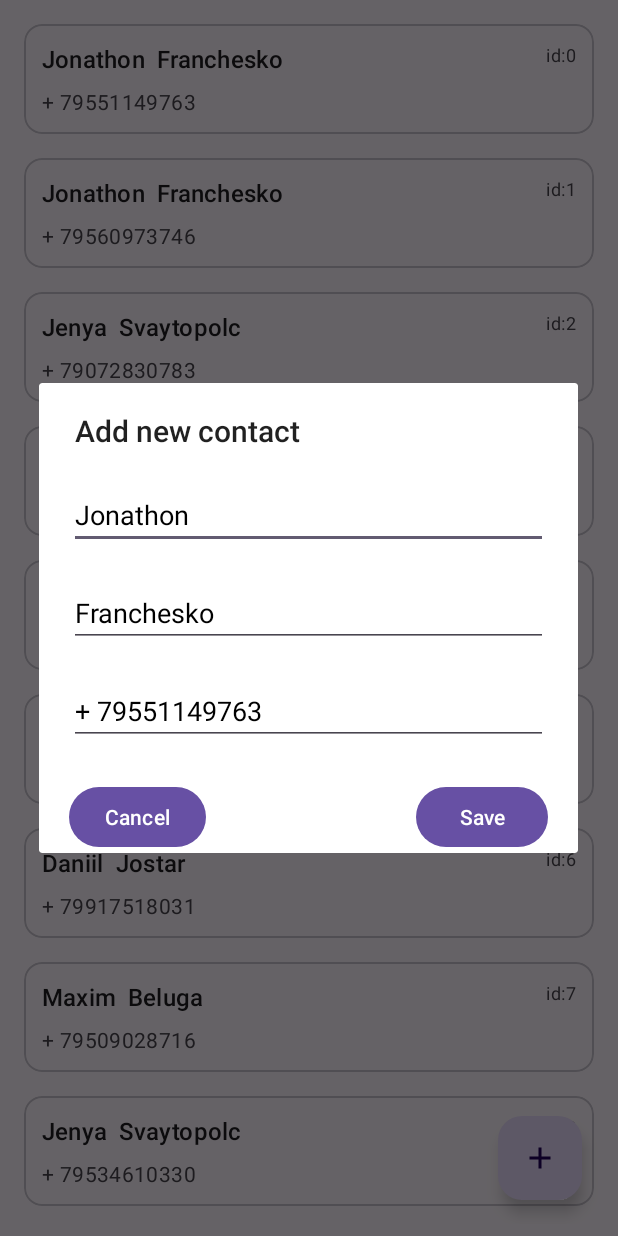
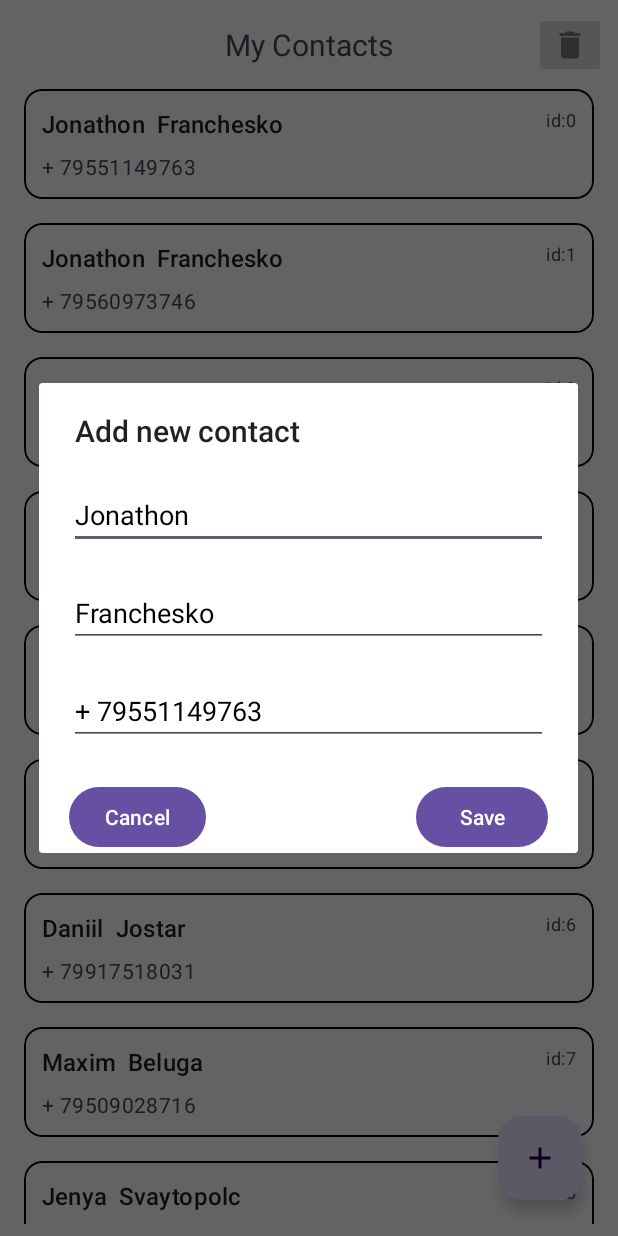
Before and after one commit to Sema-the-simon/Aston_intensiv_3, an Android app: the screen it shows after launch (MainActivity), after a tap on "id:0", on a phone screen of 412 x 824 dp. Run offline under Robolectric (Android 15) with nearby library versions, the phone set to English and light mode, and no system bars.

Commit message:
implement delete contact feature

```diff
--- a/app/src/main/java/com/example/aston_intensiv_3/model/Contact.kt
+++ b/app/src/main/java/com/example/aston_intensiv_3/model/Contact.kt
@@ -5,4 +5,5 @@ data class Contact(
     val name: String,
     val surname: String,
     val phoneNumber: String,
+    var isSelected: Boolean = false
 )
--- a/app/src/main/java/com/example/aston_intensiv_3/ui/AddContactFragment.kt
+++ b/app/src/main/java/com/example/aston_intensiv_3/ui/ChangeContactFragment.kt
@@ -7,7 +7,7 @@ import android.util.Log
 import android.view.LayoutInflater
 import androidx.fragment.app.DialogFragment
 import com.example.aston_intensiv_3.R
-import com.example.aston_intensiv_3.databinding.AddContactDialogBinding
+import com.example.aston_intensiv_3.databinding.ContactDialogBinding
 
 const val ADD_CONTACT_RESULT_KEY = "ADD_CONTACT_RESULT_KEY"
 const val EDIT_CONTACT_RESULT_KEY = "EDIT_CONTACT_RESULT_KEY"
@@ -15,19 +15,19 @@ const val BUNDLE_KEY_NAME = "BUNDLE_KEY_NAME"
 const val BUNDLE_KEY_SURNAME = "BUNDLE_KEY_SURNAME"
 const val BUNDLE_KEY_PHONE = "BUNDLE_KEY_PHONE"
 
-class AddContactFragment : DialogFragment() {
-    private var _binding: AddContactDialogBinding? = null
+class ChangeContactFragment : DialogFragment() {
+    private var _binding: ContactDialogBinding? = null
     private val binding get() = _binding!!
 
     override fun onCreateDialog(savedInstanceState: Bundle?): Dialog {
-        _binding = AddContactDialogBinding.inflate(LayoutInflater.from(context))
+        _binding = ContactDialogBinding.inflate(LayoutInflater.from(context))
         parentFragmentManager.setFragmentResultListener(
             EDIT_CONTACT_RESULT_KEY, requireActivity()
         ) { _, bundle ->
             val name = bundle.getString(BUNDLE_KEY_NAME).toString()
             val surname = bundle.getString(BUNDLE_KEY_SURNAME).toString()
             val phoneNumber = bundle.getString(BUNDLE_KEY_PHONE).toString()
-            Log.d("apptest", "get Bundle: name = $name surname = $surname")
+
             binding.apply {
                 etAddContactName.setText(name)
                 etAddContactSurname.setText(surname)
--- a/app/src/main/java/com/example/aston_intensiv_3/ui/MainActivity.kt
+++ b/app/src/main/java/com/example/aston_intensiv_3/ui/MainActivity.kt
@@ -16,8 +16,8 @@ const val EDIT_CONTACT_FRAGMENT_TAG = "EDIT_CONTACT_FRAGMENT_TAG"
 class MainActivity : AppCompatActivity() {
 
     private lateinit var binding: ActivityMainBinding
-    private val fragmentDialog = AddContactFragment()
     private val viewModel: MainViewModel by viewModels()
+
     private val adapter = ContactsAdapter() { model ->
         val bundle = Bundle().apply {
             putString(BUNDLE_KEY_NAME, model.name)
@@ -27,7 +27,7 @@ class MainActivity : AppCompatActivity() {
         supportFragmentManager.setFragmentResult(
             EDIT_CONTACT_RESULT_KEY, bundle
         )
-        AddContactFragment().show(supportFragmentManager, EDIT_CONTACT_FRAGMENT_TAG)
+        ChangeContactFragment().show(supportFragmentManager, EDIT_CONTACT_FRAGMENT_TAG)
         viewModel.changeStateTo(StateType.EDIT, model.id)
     }
 
@@ -53,8 +53,20 @@ class MainActivity : AppCompatActivity() {
     private fun setListeners() {
         binding.apply {
             fabAddContact.setOnClickListener {
-                fragmentDialog.show(supportFragmentManager, ADD_CONTACT_FRAGMENT_TAG)
+                ChangeContactFragment().show(supportFragmentManager, ADD_CONTACT_FRAGMENT_TAG)
                 viewModel.changeStateTo(StateType.ADD)
+            }
+
+            btnDeleteStart.setOnClickListener {
+                viewModel.toggleDeleteState()
+            }
+
+            btnDeleteSave.setOnClickListener {
+                viewModel.deleteSelected()
+            }
+
+            btnDeleteCancel.setOnClickListener {
+                viewModel.toggleDeleteState()
             }
         }
 
@@ -70,6 +82,13 @@ class MainActivity : AppCompatActivity() {
     }
 
     private fun updateUi(state: MainUiState) {
+        adapter.setStateType(state.stateType)
+        binding.apply {
+            btnDeleteStart.isEnabled = state.isDeleteStateButtonEnable
+            fabAddContact.visibility = state.addButtonVisibility
+            deleteGroup.visibility = state.deleteButtonsVisibility
 
+            tvTitle.text = getString(state.titleTextResId)
+        }
     }
 }
--- a/app/src/main/java/com/example/aston_intensiv_3/ui/recycler/ContactsAdapter.kt
+++ b/app/src/main/java/com/example/aston_intensiv_3/ui/recycler/ContactsAdapter.kt
@@ -1,5 +1,6 @@
 package com.example.aston_intensiv_3.ui.recycler
 
+import android.graphics.Color
 import android.view.LayoutInflater
 import android.view.ViewGroup
 import androidx.recyclerview.widget.ListAdapter
@@ -7,12 +8,20 @@ import androidx.recyclerview.widget.RecyclerView.ViewHolder
 import com.example.aston_intensiv_3.R
 import com.example.aston_intensiv_3.databinding.ContactItemBinding
 import com.example.aston_intensiv_3.model.Contact
+import com.example.aston_intensiv_3.ui.StateType
 
 class ContactsAdapter(
     private val onClickAction: (Contact) -> Unit
 ) : ListAdapter<Contact, ContactsAdapter.ContactViewHolder>(
     ContactDiffUtil
 ) {
+
+    private var state: StateType = StateType.IDLE
+
+    fun setStateType(stateType: StateType) {
+        state = stateType
+    }
+
     override fun onCreateViewHolder(parent: ViewGroup, viewType: Int): ContactViewHolder {
         val inflater = LayoutInflater.from(parent.context)
         val binding = ContactItemBinding.inflate(inflater, parent, false)
@@ -20,7 +29,13 @@ class ContactsAdapter(
 
         binding.root.setOnClickListener {
             val model = getItem(holder.adapterPosition)
-            onClickAction(model)
+
+            if (state == StateType.DELETE) {
+                model.isSelected = !model.isSelected
+                notifyItemChanged(holder.adapterPosition)
+            } else {
+                onClickAction(model)
+            }
         }
 
         return holder
@@ -39,6 +54,17 @@ class ContactsAdapter(
             binding.tvContactItemName.text = contact.name
             binding.tvContactItemSurname.text = contact.surname
             binding.tvContactItemPhoneNumber.text = contact.phoneNumber
+            if (contact.isSelected) {
+                binding.cardContainer.apply {
+                    strokeColor = Color.RED
+                    strokeWidth = 8
+                }
+            } else {
+                binding.cardContainer.apply {
+                    strokeColor = Color.BLACK
+                    strokeWidth = 2
+                }
+            }
         }
     }
 }
--- /dev/null
+++ b/app/src/main/res/drawable-anydpi/ic_delete.xml
@@ -0,0 +1,11 @@
+<vector xmlns:android="http://schemas.android.com/apk/res/android"
+    android:width="24dp"
+    android:height="24dp"
+    android:viewportWidth="24"
+    android:viewportHeight="24"
+    android:tint="#333333"
+    android:alpha="0.6">
+  <path
+      android:fillColor="@android:color/white"
+      android:pathData="M6,19c0,1.1 0.9,2 2,2h8c1.1,0 2,-0.9 2,-2V7H6v12zM19,4h-3.5l-1,-1h-5l-1,1H5v2h14V4z"/>
+</vector>
--- a/app/src/main/res/layout/activity_main.xml
+++ b/app/src/main/res/layout/activity_main.xml
@@ -7,16 +7,40 @@
     android:padding="8dp"
     tools:context=".ui.MainActivity">
 
+    <TextView
+        android:id="@+id/tvTitle"
+        android:layout_width="match_parent"
+        android:layout_height="wrap_content"
+        android:layout_marginTop="8dp"
+        android:paddingBottom="8dp"
+        android:text="@string/main_title"
+        android:textAlignment="center"
+        android:textSize="20sp"
+        app:layout_constraintEnd_toEndOf="parent"
+        app:layout_constraintStart_toStartOf="parent"
+        app:layout_constraintTop_toTopOf="parent" />
+
+    <ImageButton
+        android:id="@+id/btnDeleteStart"
+        android:layout_width="wrap_content"
+        android:layout_height="wrap_content"
+        android:src="@drawable/ic_delete"
+        app:layout_constraintBottom_toBottomOf="@+id/tvTitle"
+        app:layout_constraintEnd_toEndOf="parent"
+        app:layout_constraintTop_toTopOf="parent" />
+
+
     <androidx.recyclerview.widget.RecyclerView
         android:id="@+id/contactRecycler"
         android:layout_width="match_parent"
         android:layout_height="wrap_content"
         android:orientation="vertical"
         app:layoutManager="androidx.recyclerview.widget.LinearLayoutManager"
-        app:layout_constraintBottom_toBottomOf="parent"
+        app:layout_constraintBottom_toTopOf="@+id/btnDeleteCancel"
         app:layout_constraintEnd_toEndOf="parent"
+        app:layout_constraintHorizontal_bias="0.0"
         app:layout_constraintStart_toStartOf="parent"
-        app:layout_constraintTop_toTopOf="parent"
+        app:layout_constraintTop_toBottomOf="@+id/tvTitle"
         app:layout_constraintVertical_bias="0.0" />
 
     <com.google.android.material.floatingactionbutton.FloatingActionButton
@@ -30,4 +54,36 @@
         app:layout_constraintEnd_toEndOf="parent"
         app:srcCompat="@drawable/ic_add_24" />
 
+    <Button
+        android:id="@+id/btnDeleteSave"
+        android:layout_width="wrap_content"
+        android:layout_height="wrap_content"
+        android:layout_marginTop="24dp"
+        android:layout_marginEnd="20dp"
+        android:text="@string/btn_delete"
+        app:layout_constraintBottom_toBottomOf="parent"
+        app:layout_constraintEnd_toEndOf="parent"
+        app:layout_constraintHorizontal_bias="0.5"
+        app:layout_constraintStart_toEndOf="@+id/btnDeleteCancel" />
+
+    <Button
+        android:id="@+id/btnDeleteCancel"
+        android:layout_width="wrap_content"
+        android:layout_height="wrap_content"
+        android:layout_marginStart="20dp"
+        android:text="@string/add_contact_btn_cancel"
+        app:layout_constraintBottom_toBottomOf="parent"
+        app:layout_constraintEnd_toStartOf="@+id/btnDeleteSave"
+        app:layout_constraintHorizontal_bias="0.5"
+        app:layout_constraintHorizontal_chainStyle="spread_inside"
+        app:layout_constraintStart_toStartOf="parent" />
+
+    <androidx.constraintlayout.widget.Group
+        android:id="@+id/deleteGroup"
+        android:layout_width="wrap_content"
+        android:layout_height="wrap_content"
+        android:visibility="gone"
+        app:constraint_referenced_ids="btnDeleteSave,btnDeleteCancel" />
+
+
 </androidx.constraintlayout.widget.ConstraintLayout>
--- a/app/src/main/res/layout/contact_item.xml
+++ b/app/src/main/res/layout/contact_item.xml
@@ -6,6 +6,7 @@
     android:padding="4dp">
 
     <com.google.android.material.card.MaterialCardView
+        android:id="@+id/cardContainer"
         android:layout_width="match_parent"
         android:layout_height="wrap_content"
         android:layout_margin="4dp">
--- a/app/src/main/res/values/colors.xml
+++ b/app/src/main/res/values/colors.xml
@@ -1,5 +1,6 @@
 <?xml version="1.0" encoding="utf-8"?>
 <resources>
     <color name="black">#FF000000</color>
+    <color name="selected">#3E86BD</color>
     <color name="white">#FFFFFFFF</color>
 </resources>
--- a/app/src/main/res/values/strings.xml
+++ b/app/src/main/res/values/strings.xml
@@ -12,4 +12,7 @@
     <string name="add_contact_btn_save">Save</string>
     <string name="add_contact_btn_cancel">Cancel</string>
     <string name="add_contact_dialog_title">Add new contact</string>
+    <string name="main_title">My Contacts</string>
+    <string name="btn_delete">Delete</string>
+    <string name="title_delete">Deleting contacts !!!</string>
 </resources>
```
Also changed, not shown: app/src/main/java/com/example/aston_intensiv_3/ui/MainViewModel.kt (+45 -2 lines), app/src/main/res/layout/contact_dialog.xml (renamed from app/src/main/res/layout/add_contact_dialog.xml).
